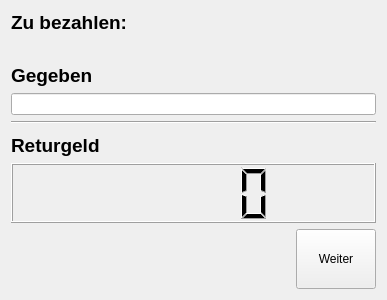
Before: the Qt Designer form src/ui/givendialog.ui in todvora/qrk-registrier-kasse, drawn with Qt 5.
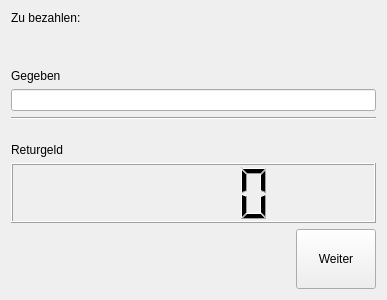
After: the same form once the commit is applied.

Commit message: add FontSelector class

```diff
--- a/src/ui/givendialog.ui
+++ b/src/ui/givendialog.ui
@@ -18,14 +18,6 @@
     <layout class="QVBoxLayout" name="verticalLayout">
      <item>
       <widget class="QLabel" name="toPayLabel">
-       <property name="font">
-        <font>
-         <family>Arial</family>
-         <pointsize>14</pointsize>
-         <weight>75</weight>
-         <bold>true</bold>
-        </font>
-       </property>
        <property name="text">
         <string>Zu bezahlen: </string>
        </property>
@@ -46,14 +38,6 @@
      </item>
      <item>
       <widget class="QLabel" name="label_2">
-       <property name="font">
-        <font>
-         <family>Arial</family>
-         <pointsize>14</pointsize>
-         <weight>75</weight>
-         <bold>true</bold>
-        </font>
-       </property>
        <property name="text">
         <string>Gegeben</string>
        </property>
@@ -84,14 +68,6 @@
      </item>
      <item>
       <widget class="QLabel" name="label">
-       <property name="font">
-        <font>
-         <family>Arial</family>
-         <pointsize>14</pointsize>
-         <weight>75</weight>
-         <bold>true</bold>
-        </font>
-       </property>
        <property name="text">
         <string>Returgeld</string>
        </property>
```
The commit also changes 12 other files.
